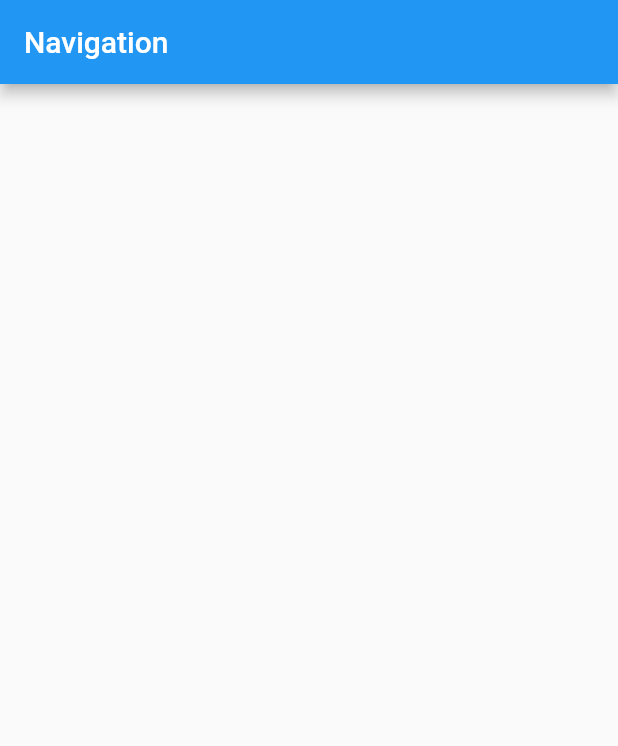
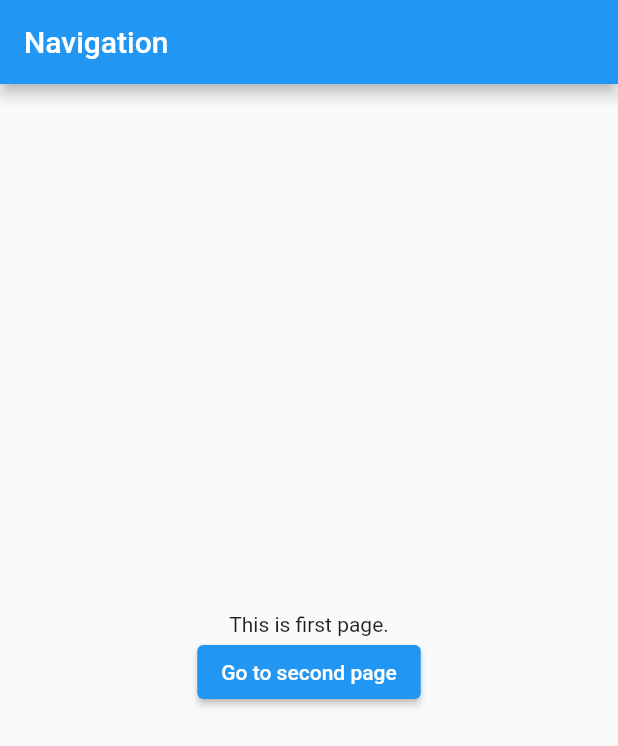
Before and after one commit to Gogo-jiii/Flutter-Navigation, a Flutter app: the screen it shows after launch, on a phone screen of 412 x 824 dp. Shown: the top 746 px of the screen. Run offline on Flutter 3.47's test engine with Material 2 defaults, Android fonts, the phone set to English and light mode, and no system bars.

```diff
--- a/lib/main.dart
+++ b/lib/main.dart
@@ -1,4 +1,5 @@
 import 'package:flutter/material.dart';
+import 'package:navigation/second_page.dart';
 
 void main() {
   runApp(const MyApp());
@@ -37,8 +38,26 @@ class _MyHomePageState extends State<MyHomePage> {
         title: Text(widget.title),
       ),
       body: Center(
-        child: Column(),
+        child: Column(
+          mainAxisAlignment: MainAxisAlignment.center,
+          children: <Widget>[
+            const Text(
+              'This is first page.',
+            ),
+            ElevatedButton(
+              onPressed: () {
+                gotoSecondPage();
+              },
+              child: const Text("Go to second page"),
+            )
+          ],
+        ),
       ),
     );
   }
+
+  void gotoSecondPage() {
+    Navigator.push(
+        context, MaterialPageRoute(builder: (context) => const SecondPage()));
+  }
 }
```
Also changed, not shown: lib/second_page.dart (added, +35 -0 lines).
